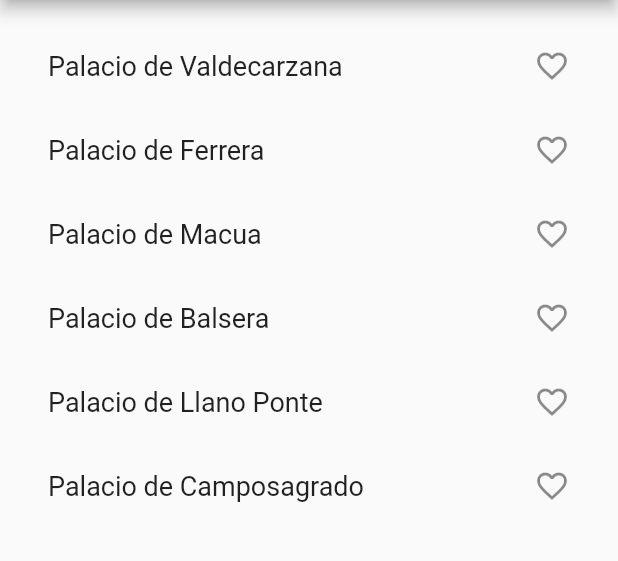
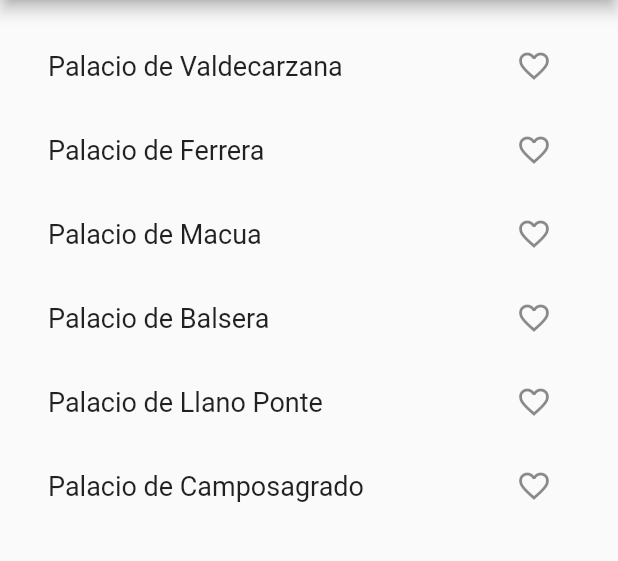
Before and after one commit to josedraco/listas_1, a Flutter app: the screen it shows after launch, on a phone screen of 412 x 824 dp, the part 84-645 px from its top. Run offline on Flutter 3.47's test engine with Material 2 defaults, Android fonts, the phone set to English and light mode, and no system bars.

Commit message:
commit change button

```diff
--- a/lib/main.dart
+++ b/lib/main.dart
@@ -46,37 +46,26 @@ class RandomWordsState extends State<RandomWords> {
         padding: const EdgeInsets.all(16.0),
         itemCount: lugares.length,
         itemBuilder: (context, i) {
-          //if (i.isOdd) return new Divider();
+          if (i.isOdd) new Divider();
 
-          //final index = i ~/ 2;
+          //print ('i= $i');
+          _suggestions.addAll(lugares);
 
-          print ('i= $i');
-          //print ('lugares.length = $lugares.length');
-
-          //if (i >= _suggestions.length) {
-          // _suggestions.addAll(generateWordPairs().take(10));
-          _suggestions.addAll(lugares);
-          //}
           final pair = _suggestions[i];
           final alreadySaved = _saved.contains(pair);
           //return _buildRow(_suggestions[index]);
           return new ListTile(
             title: new Text(pair.name,style: _biggerFont,),
-            trailing: new Icon(
-              alreadySaved ? Icons.favorite : Icons.favorite_border,
+            trailing: new IconButton(
+              icon: alreadySaved ? Icon(Icons.favorite) : Icon(Icons.favorite_border),
               color: alreadySaved ? Colors.red : null,
-            ),
-            onTap: () {
-              setState(
-                    () {
-                  if (alreadySaved) {
-                    _saved.remove(pair);
-                  } else {
-                    _saved.add(pair);
-                  }
-                },
+              onPressed: () {setState( () {
+                  if (alreadySaved) {_saved.remove(pair);}
+                  else {_saved.add(pair); }
+                  },
               );
             },
+          ),
           );
         },
       ),
```
